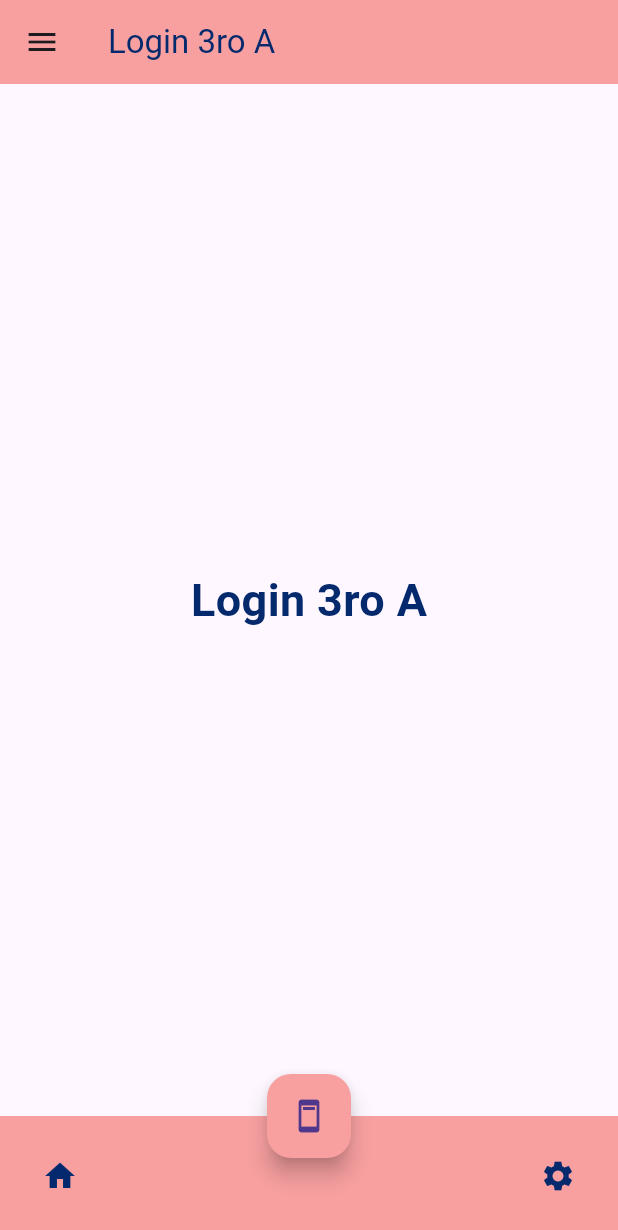
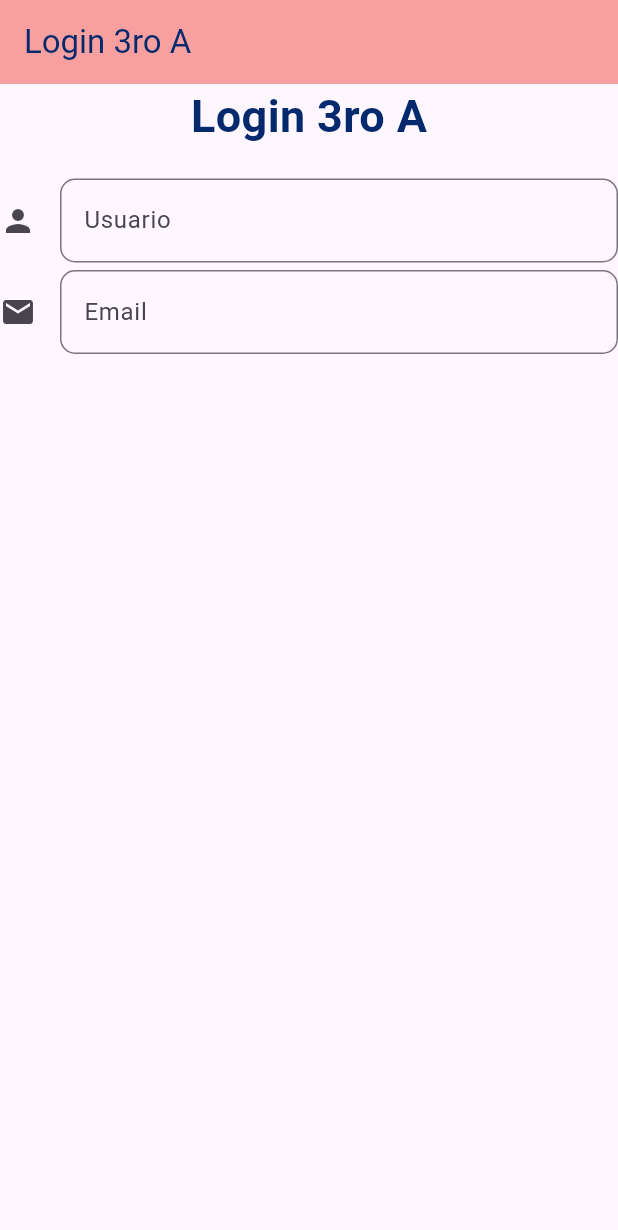
Before and after one commit to rodriQuelali/flutter-3a-2025, a Flutter app: the screen it shows after launch, on a phone screen of 412 x 824 dp. Shown: the top 1230 px of the screen. Run offline on Flutter 3.47's test engine with Material 3 defaults, Android fonts, the phone set to English and light mode, and no system bars.

Commit message:
Dising login.

```diff
--- a/flutter_application_1/lib/view/login.dart
+++ b/flutter_application_1/lib/view/login.dart
@@ -1,7 +1,14 @@
+import 'dart:nativewrappers/_internal/vm/lib/math_patch.dart';
+
 import 'package:flutter/material.dart';
 
-class LoginPages extends StatelessWidget{
+class LoginPages extends StatefulWidget{
 
+  @override
+  State<LoginPages> createState() => _LoginPagesState();
+}
+
+class _LoginPagesState extends State<LoginPages> {
   @override
   Widget build(BuildContext context) {
     return Scaffold(
@@ -9,78 +16,33 @@ class LoginPages extends StatelessWidget{
         title: Text("Login 3ro A", style: TextStyle(color: Color.fromRGBO(4, 42, 109, 1)),),
         backgroundColor: Color.fromRGBO(248, 160, 160, 1),
       ),
-      body: Center(
-        child: titulo(),
-      ),
-      floatingActionButton: FloatingActionButton(
-        onPressed: () {
-          // Accion del boton
-          print("Boton presionado");
-        },
-        child: Icon(Icons.ad_units),
-        backgroundColor: Color.fromRGBO(248, 160, 160, 1),
-      ),
-      floatingActionButtonLocation: FloatingActionButtonLocation.centerDocked,
-      bottomNavigationBar: BottomAppBar(
-        color: Color.fromRGBO(248, 160, 160, 1),
-        child: Row(
-          mainAxisAlignment: MainAxisAlignment.spaceBetween,
+      body: Container(
+        child: Column(
           children: [
-            IconButton(
-              icon: Icon(Icons.home, color: Color.fromRGBO(4, 42, 109, 1)),
-              onPressed: () {
-                // Accion del boton de inicio
-                print("Inicio presionado");
-              },
-            ),
-            IconButton(
-              icon: Icon(Icons.settings, color: Color.fromRGBO(4, 42, 109, 1)),
-              onPressed: () {
-                // Accion del boton de configuracion
-                print("Configuracion presionado");
-              },
-            ),
-          ],
-        ),
-      ),
-      drawer: Drawer(
-        child: ListView(
-          padding: EdgeInsets.zero,
-          children: <Widget>[
-            DrawerHeader(
-              decoration: BoxDecoration(
-                color: Color.fromRGBO(248, 160, 160, 1),
-              ),
-              child: Text(
-                'Menu',
-                style: TextStyle(
-                  color: Color.fromRGBO(4, 42, 109, 1),
-                  fontSize: 24,
-                ),
-              ),
-            ),
-            ListTile(
-              leading: Icon(Icons.account_circle, color: Color.fromRGBO(4, 42, 109, 1)),
-              title: Text('Perfil'),
-              onTap: () {
-                // Accion del menu de perfil
-                print("Perfil seleccionado");
-              },
-            ),
-            ListTile(
-              leading: Icon(Icons.logout, color: Color.fromRGBO(4, 42, 109, 1)),
-              title: Text('Cerrar Sesion'),
-              onTap: () {
-                // Accion del menu de cerrar sesion
-                print("Cerrar Sesion seleccionado");
-              },
-            ),
+            titulo(),
+            SizedBox(height: 20,),
+            campoTexto("Usuario", Icons.person),
+            SizedBox(height: 5,),
+            campoTexto("Email", Icons.email),
           ],
         ),
       ),
     );
   }
 
+
+
+  Widget campoTexto(String texto, IconData icono){
+    return TextField(
+      decoration: InputDecoration(
+        labelText: texto,
+        icon: Icon(icono),
+        border: OutlineInputBorder(
+          borderRadius: BorderRadius.circular(10)
+        )
+      ),
+    );
+  }
 
   Widget titulo(){
     return Text(
```
